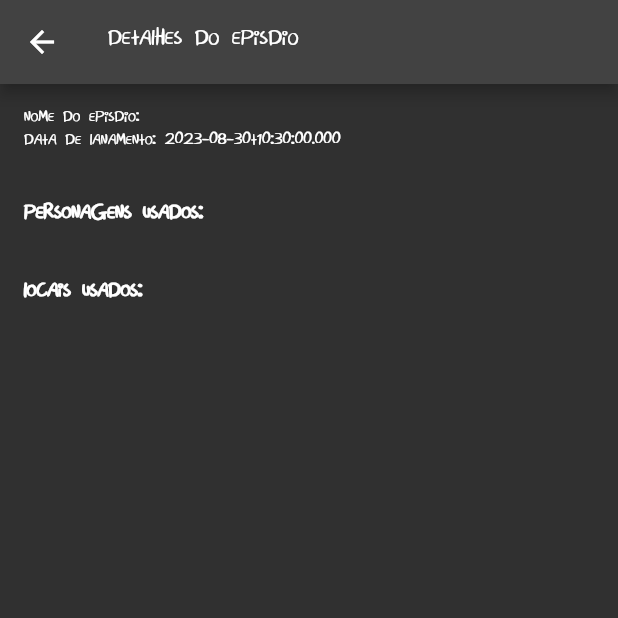
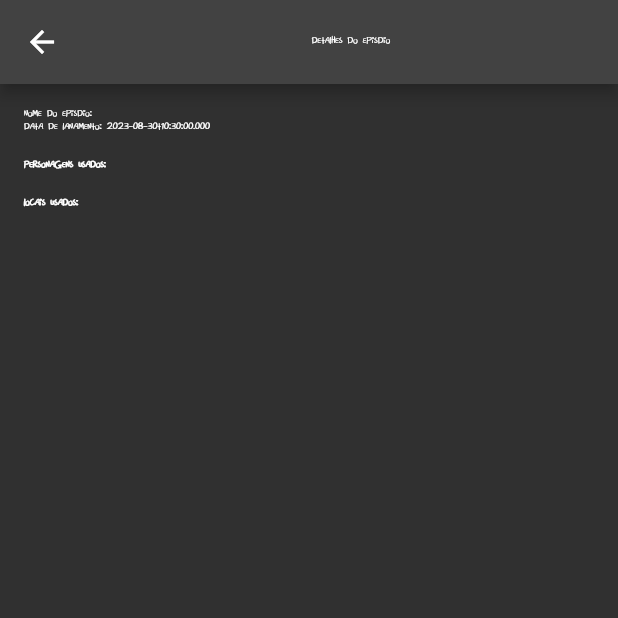
Before and after one commit to VictorLaragnoit/RickAndMortyApp, a Flutter app: the EpisodeDetailsPage screen opened directly with empty values, on a phone screen of 412 x 824 dp, the top half of it. Run offline on Flutter 3.47's test engine with Material 2 defaults, Android fonts, the phone set to English and light mode, and no system bars; our stand-ins replace shared_preferences; missing offline and left inert: dart:html; accounts and stored records are empty; network calls fail.

Commit message:
change responsive adjust font size

```diff
--- a/lib/pages/epsode_details.dart
+++ b/lib/pages/epsode_details.dart
@@ -7,13 +7,24 @@ class EpisodeDetailsPage extends StatelessWidget {
 
   @override
   Widget build(BuildContext context) {
+    double screenWidth = MediaQuery.of(context).size.width;
+    double screenHeight = MediaQuery.of(context).size.height;
+    double fontSize = screenWidth * 0.02;
+
     List<Widget> characterWidgets =
         episode['characters'].map<Widget>((characterUrl) {
       return Column(
         children: [
-          Image.network(characterUrl['image']),
-          const SizedBox(height: 8),
-          Text('nome: ${characterUrl['name']}')
+          Image.network(
+            characterUrl['image'],
+            width: screenWidth * 0.4,
+            height: screenHeight * 0.2,
+          ),
+          SizedBox(height: 8),
+          Text(
+            'nome: ${characterUrl['name']}',
+            style: TextStyle(fontSize: fontSize),
+          )
         ],
       );
     }).toList();
@@ -21,31 +32,50 @@ class EpisodeDetailsPage extends StatelessWidget {
     List<Widget> locationWidgets = episode['locations'].map<Widget>((location) {
       return Column(
         children: [
-          Text('Nome do Local: ${location['name']}'),
-          Text('Dimensão: ${location['dimension']}'),
-          const SizedBox(height: 16),
+          Text(
+            'Nome do Local: ${location['name']}',
+            style: TextStyle(fontSize: fontSize),
+          ),
+          Text(
+            'Dimensão: ${location['dimension']}',
+            style: TextStyle(fontSize: fontSize),
+          ),
+          SizedBox(height: 16),
         ],
       );
     }).toList();
 
     return Scaffold(
       appBar: AppBar(
-        title: const Text('Detalhes do Episódio'),
+        title: Center(
+          child: Text(
+            'Detalhes do Episódio',
+            style: TextStyle(fontSize: fontSize),
+          ),
+        ),
       ),
       body: SingleChildScrollView(
         padding: const EdgeInsets.all(16),
         child: Column(
           crossAxisAlignment: CrossAxisAlignment.stretch,
           children: [
-            Text('Nome do Episódio: ${episode['name']}'),
-            Text('Data de Lançamento: ${episode['air_date']}'),
-            const SizedBox(height: 32),
-            const Text('Personagens Usados:',
-                style: TextStyle(fontSize: 18, fontWeight: FontWeight.bold)),
+            Text(
+              'Nome do Episódio: ${episode['name']}',
+              style: TextStyle(fontSize: fontSize),
+            ),
+            Text(
+              'Data de Lançamento: ${episode['air_date']}',
+              style: TextStyle(fontSize: fontSize),
+            ),
+            SizedBox(height: screenHeight * 0.02),
+            Text('Personagens Usados:',
+                style:
+                    TextStyle(fontSize: fontSize, fontWeight: FontWeight.bold)),
             Column(children: characterWidgets),
-            const SizedBox(height: 32),
-            const Text('Locais Usados:',
-                style: TextStyle(fontSize: 18, fontWeight: FontWeight.bold)),
+            SizedBox(height: screenHeight * 0.02),
+            Text('Locais Usados:',
+                style:
+                    TextStyle(fontSize: fontSize, fontWeight: FontWeight.bold)),
             Column(children: locationWidgets),
           ],
         ),
```
Also changed, not shown: lib/pages/characters_list.dart (+24 -4 lines), lib/pages/history_details.dart (+21 -3 lines), lib/pages/home_page.dart (+30 -17 lines), lib/pages/locals_list.dart (+23 -4 lines), lib/shared/custom_widgets.dart (+12 -4 lines).
